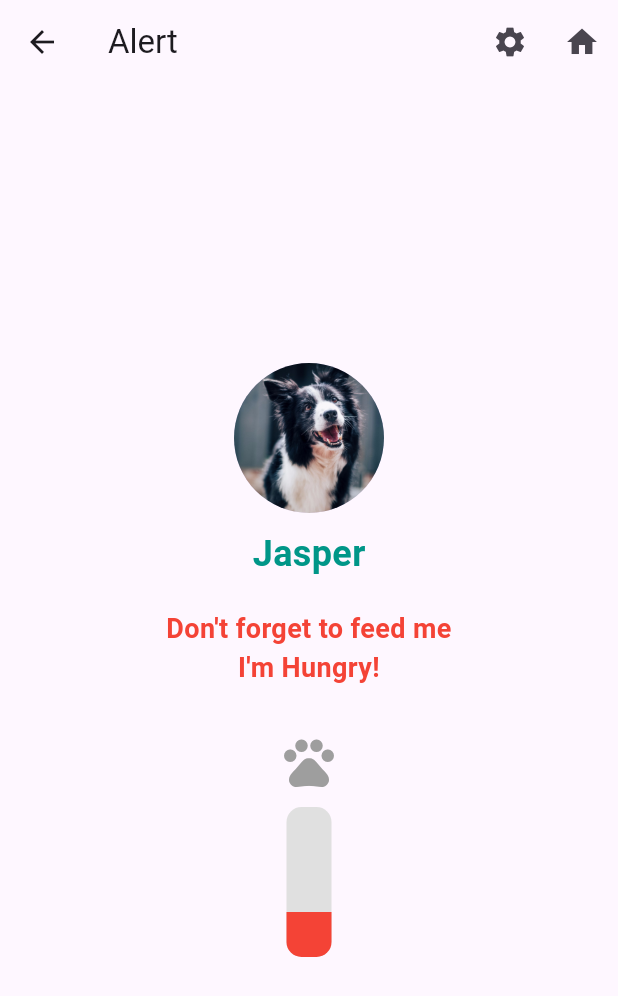
After one commit to 7anine/MyDigitalPet, a Flutter app: the screen it shows after launch, after a tap on the "notifications" icon, on a phone screen of 412 x 824 dp. The commit adds this screen. Shown: the top 996 px of the screen. Run offline on Flutter 3.47's test engine with Material 3 defaults, Android fonts, the phone set to English and light mode, and no system bars; our stand-ins replace flutter_riverpod.

Commit message:
alerts page

```diff
--- /dev/null
+++ b/flutterapp/lib/alerts_page.dart
@@ -0,0 +1,94 @@
+import 'package:flutter/material.dart';
+
+class AlertsPage extends StatelessWidget {
+  @override
+  Widget build(BuildContext context) {
+    return Scaffold(
+      appBar: AppBar(
+        title: const Text('Alert'),
+        actions: [
+          IconButton(
+            icon: const Icon(Icons.settings),
+            onPressed: () {
+              // Add your settings navigation here
+            },
+          ),
+          IconButton(
+            icon: const Icon(Icons.home),
+            onPressed: () {
+              Navigator.pop(context); // Return to Home
+            },
+          ),
+        ],
+      ),
+      body: Center(
+        child: Column(
+          mainAxisAlignment: MainAxisAlignment.center, // Centers vertically
+          crossAxisAlignment: CrossAxisAlignment.center, // Centers horizontally
+          children: [
+            // Profile Image Placeholder
+            CircleAvatar(
+              radius: 50, // Adjust size as needed
+              backgroundImage: AssetImage('assets/images/Jasper.jpg'), //
+              child: const Text(''),
+            ),
+            const SizedBox(height: 10), // Space between image and name
+            // Pet Name
+            const Text(
+              'Jasper',
+              style: TextStyle(
+                fontSize: 24,
+                fontWeight: FontWeight.bold,
+                color: Colors.teal,
+              ),
+            ),
+            const SizedBox(height: 20), // Space between name and alert message
+            // Alert Message
+            const Text(
+              "Don't forget to feed me\nI'm Hungry!",
+              textAlign: TextAlign.center,
+              style: TextStyle(
+                fontSize: 18,
+                fontWeight: FontWeight.w600,
+                color: Colors.red,
+              ),
+            ),
+            const SizedBox(height: 30), // Space between message and progress indicator
+            // Progress Indicator
+            Column(
+              children: [
+                const Icon(
+                  Icons.pets,
+                  size: 40,
+                  color: Colors.grey,
+                ),
+                const SizedBox(height: 10),
+                Container(
+                  width: 30,
+                  height: 100,
+                  decoration: BoxDecoration(
+                    color: Colors.grey.shade300,
+                    borderRadius: BorderRadius.circular(10),
+                  ),
+                  child: FractionallySizedBox(
+                    alignment: Alignment.bottomCenter,
+                    heightFactor: 0.3, // Adjust this value for hunger level
+                    child: Container(
+                      decoration: BoxDecoration(
+                        color: Colors.red,
+                        borderRadius: const BorderRadius.only(
+                          bottomLeft: Radius.circular(10),
+                          bottomRight: Radius.circular(10),
+                        ),
+                      ),
+                    ),
+                  ),
+                ),
+              ],
+            ),
+          ],
+        ),
+      ),
+    );
+  }
+}
--- a/flutterapp/lib/home_page.dart
+++ b/flutterapp/lib/home_page.dart
@@ -25,6 +25,16 @@ class HomePage extends StatelessWidget {
             backgroundColor: Colors.transparent,
             elevation: 0,
             actions: [
+              IconButton(
+                icon: const Icon(
+                  Icons.notifications, // New button for alerts
+                  color: Color(0xFFF2E5BF),
+                  size: 30,
+                ),
+                onPressed: () {
+                  Navigator.pushNamed(context, '/alerts'); // Navigate to Alerts Page
+                },
+              ),
               IconButton(
                 icon: const Icon(
                   Icons.person,
--- a/flutterapp/lib/main.dart
+++ b/flutterapp/lib/main.dart
@@ -4,6 +4,7 @@ import 'package:flutterapp/pet_profile_page.dart';
 import 'package:flutterapp/pet_profile_page_child.dart';
 import 'package:flutterapp/settings_page.dart';
 import 'package:flutterapp/settings_page_child.dart';
+import 'package:flutterapp/alerts_page.dart';
 import 'PetData.dart';
 import 'home_page.dart';
 import 'login_page.dart';
@@ -26,6 +27,7 @@ class MyApp extends StatelessWidget {
         '/petprofile_child': (context) => const PetProfileChild(),
         '/settings': (context) => SettingsPage(pet: pets[0],),  //pet[0] is just default
         '/settings_child': (context) =>  SettingsPageChild(pet: pets[0],),
+        '/alerts': (context) => AlertsPage(),
       },
       home: const HomePage(),
     );
```
